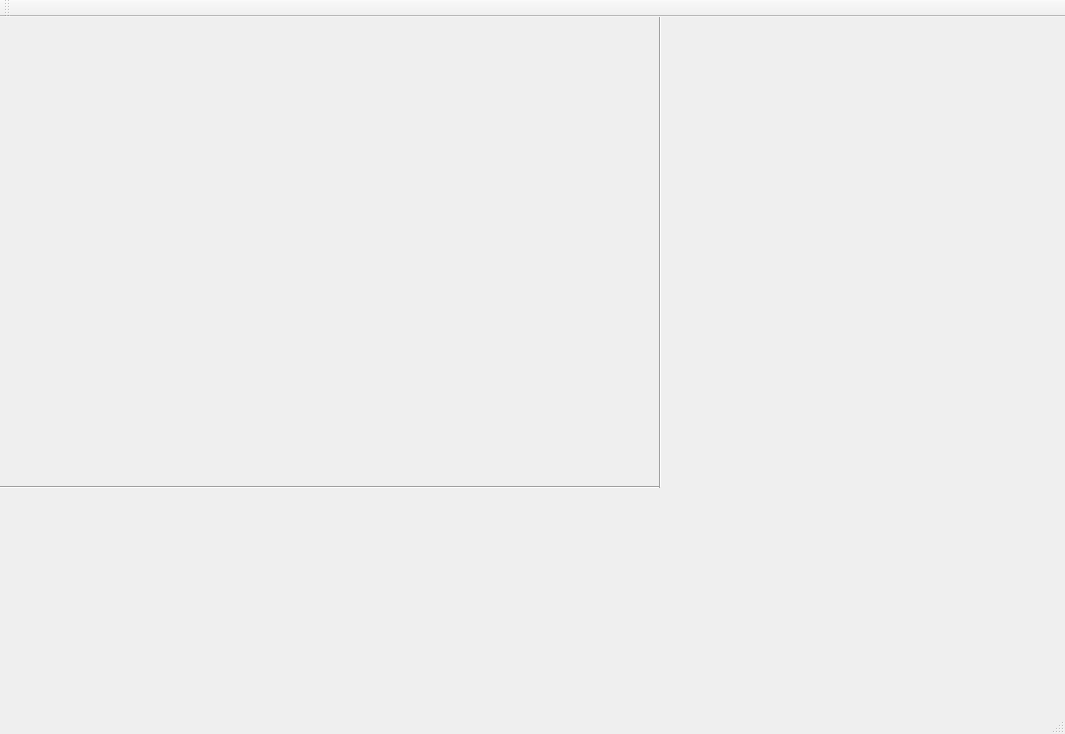
Before: the Qt Designer form gforspots.ui in PJYGit/GraphForSpots, drawn with Qt 5.
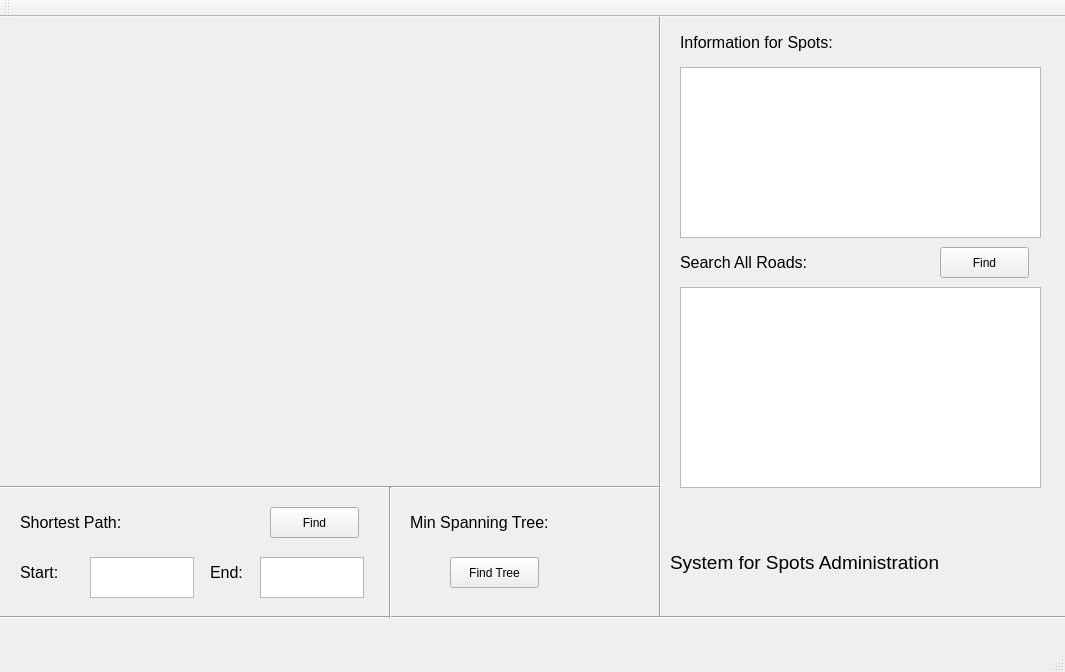
After: the same form once the commit is applied.

```diff
--- a/gforspots.ui
+++ b/gforspots.ui
@@ -7,7 +7,7 @@
     <x>0</x>
     <y>0</y>
     <width>1065</width>
-    <height>734</height>
+    <height>672</height>
    </rect>
   </property>
   <property name="windowTitle">
@@ -31,9 +31,240 @@
     <property name="geometry">
      <rect>
       <x>650</x>
-      <y>-10</y>
+      <y>-20</y>
       <width>20</width>
-      <height>481</height>
+      <height>621</height>
+     </rect>
+    </property>
+    <property name="orientation">
+     <enum>Qt::Vertical</enum>
+    </property>
+   </widget>
+   <widget class="QTextBrowser" name="Information">
+    <property name="geometry">
+     <rect>
+      <x>680</x>
+      <y>50</y>
+      <width>361</width>
+      <height>171</height>
+     </rect>
+    </property>
+   </widget>
+   <widget class="QLabel" name="label">
+    <property name="geometry">
+     <rect>
+      <x>680</x>
+      <y>10</y>
+      <width>261</width>
+      <height>31</height>
+     </rect>
+    </property>
+    <property name="font">
+     <font>
+      <pointsize>12</pointsize>
+     </font>
+    </property>
+    <property name="text">
+     <string>Information for Spots:</string>
+    </property>
+   </widget>
+   <widget class="QLabel" name="label_2">
+    <property name="geometry">
+     <rect>
+      <x>680</x>
+      <y>230</y>
+      <width>261</width>
+      <height>31</height>
+     </rect>
+    </property>
+    <property name="font">
+     <font>
+      <pointsize>12</pointsize>
+     </font>
+    </property>
+    <property name="text">
+     <string>Search All Roads:</string>
+    </property>
+   </widget>
+   <widget class="QPushButton" name="Find_Roads">
+    <property name="geometry">
+     <rect>
+      <x>940</x>
+      <y>230</y>
+      <width>89</width>
+      <height>31</height>
+     </rect>
+    </property>
+    <property name="text">
+     <string>Find</string>
+    </property>
+   </widget>
+   <widget class="QTextBrowser" name="Roads">
+    <property name="geometry">
+     <rect>
+      <x>680</x>
+      <y>270</y>
+      <width>361</width>
+      <height>201</height>
+     </rect>
+    </property>
+   </widget>
+   <widget class="QTextEdit" name="textEdit">
+    <property name="geometry">
+     <rect>
+      <x>90</x>
+      <y>540</y>
+      <width>104</width>
+      <height>41</height>
+     </rect>
+    </property>
+   </widget>
+   <widget class="QLabel" name="label_3">
+    <property name="geometry">
+     <rect>
+      <x>20</x>
+      <y>490</y>
+      <width>261</width>
+      <height>31</height>
+     </rect>
+    </property>
+    <property name="font">
+     <font>
+      <pointsize>12</pointsize>
+     </font>
+    </property>
+    <property name="text">
+     <string>Shortest Path:</string>
+    </property>
+   </widget>
+   <widget class="QLabel" name="label_4">
+    <property name="geometry">
+     <rect>
+      <x>20</x>
+      <y>540</y>
+      <width>71</width>
+      <height>31</height>
+     </rect>
+    </property>
+    <property name="font">
+     <font>
+      <pointsize>12</pointsize>
+     </font>
+    </property>
+    <property name="text">
+     <string>Start:</string>
+    </property>
+   </widget>
+   <widget class="QLabel" name="label_5">
+    <property name="geometry">
+     <rect>
+      <x>210</x>
+      <y>540</y>
+      <width>71</width>
+      <height>31</height>
+     </rect>
+    </property>
+    <property name="font">
+     <font>
+      <pointsize>12</pointsize>
+     </font>
+    </property>
+    <property name="text">
+     <string>End:</string>
+    </property>
+   </widget>
+   <widget class="QTextEdit" name="textEdit_2">
+    <property name="geometry">
+     <rect>
+      <x>260</x>
+      <y>540</y>
+      <width>104</width>
+      <height>41</height>
+     </rect>
+    </property>
+   </widget>
+   <widget class="QPushButton" name="Find_Short">
+    <property name="geometry">
+     <rect>
+      <x>270</x>
+      <y>490</y>
+      <width>89</width>
+      <height>31</height>
+     </rect>
+    </property>
+    <property name="text">
+     <string>Find</string>
+    </property>
+   </widget>
+   <widget class="QLabel" name="label_6">
+    <property name="geometry">
+     <rect>
+      <x>410</x>
+      <y>490</y>
+      <width>261</width>
+      <height>31</height>
+     </rect>
+    </property>
+    <property name="font">
+     <font>
+      <pointsize>12</pointsize>
+     </font>
+    </property>
+    <property name="text">
+     <string>Min Spanning Tree:</string>
+    </property>
+   </widget>
+   <widget class="QPushButton" name="Find_Short_2">
+    <property name="geometry">
+     <rect>
+      <x>450</x>
+      <y>540</y>
+      <width>89</width>
+      <height>31</height>
+     </rect>
+    </property>
+    <property name="text">
+     <string>Find Tree</string>
+    </property>
+   </widget>
+   <widget class="QLabel" name="label_7">
+    <property name="geometry">
+     <rect>
+      <x>670</x>
+      <y>510</y>
+      <width>371</width>
+      <height>71</height>
+     </rect>
+    </property>
+    <property name="font">
+     <font>
+      <pointsize>14</pointsize>
+     </font>
+    </property>
+    <property name="text">
+     <string>System for Spots Administration</string>
+    </property>
+   </widget>
+   <widget class="Line" name="line_3">
+    <property name="geometry">
+     <rect>
+      <x>0</x>
+      <y>580</y>
+      <width>1071</width>
+      <height>41</height>
+     </rect>
+    </property>
+    <property name="orientation">
+     <enum>Qt::Horizontal</enum>
+    </property>
+   </widget>
+   <widget class="Line" name="line_4">
+    <property name="geometry">
+     <rect>
+      <x>380</x>
+      <y>470</y>
+      <width>20</width>
+      <height>131</height>
      </rect>
     </property>
     <property name="orientation">
```
